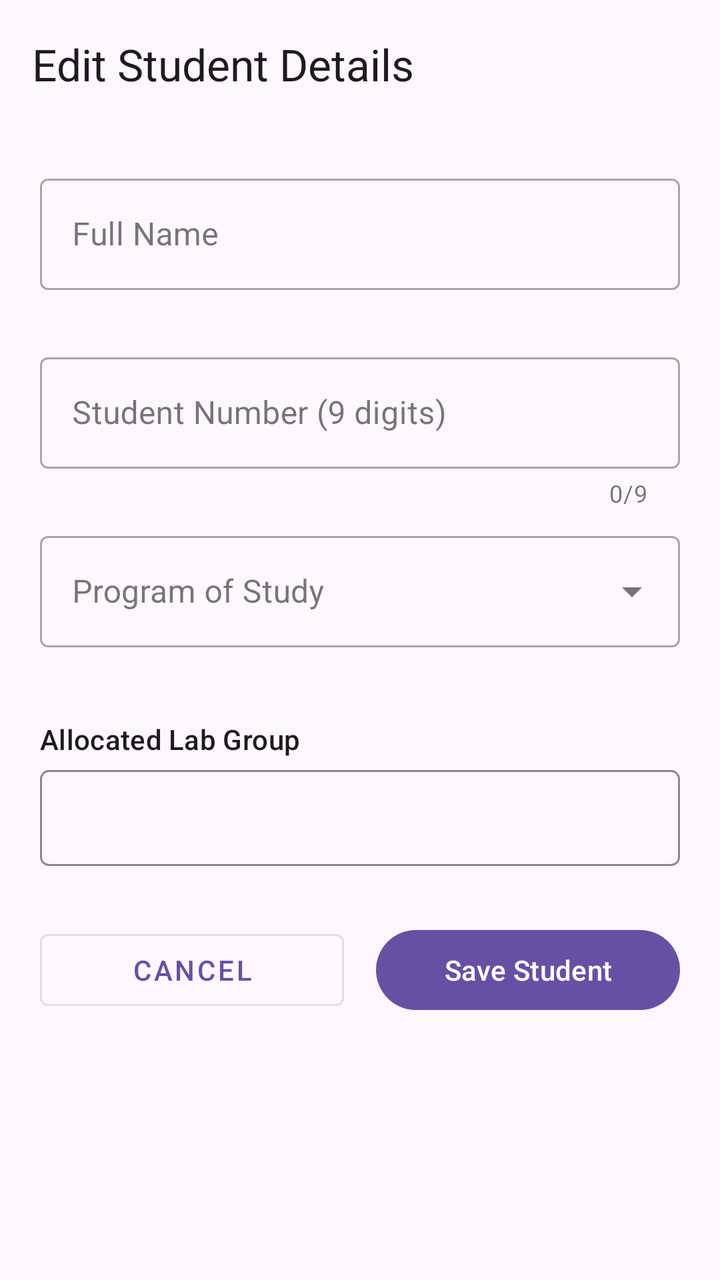
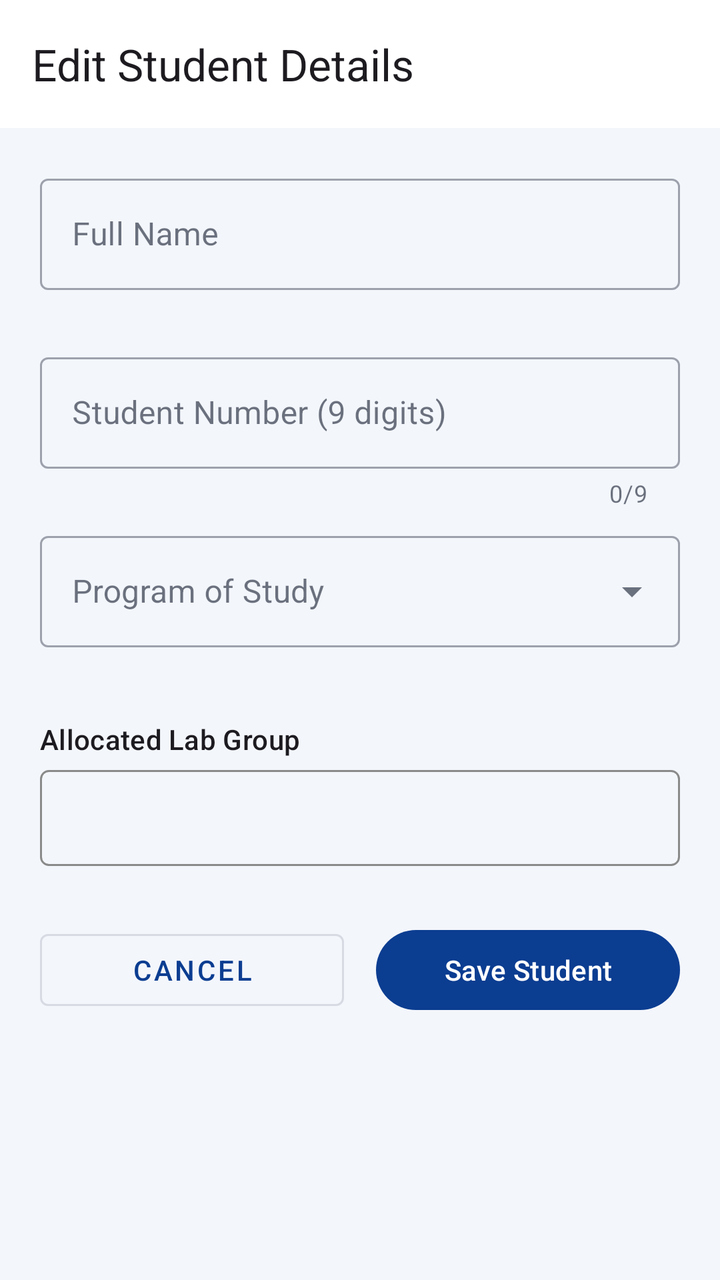

An Android layout rendered at two revisions. The XML below is the earlier revision; the diff shows what the commit changed to produce the second picture.
<!-- AndroidManifest.xml: application theme Theme.MUStudentSync -->
<!-- res/layout/activity_student_editor.xml -->
<?xml version="1.0" encoding="utf-8"?>
<androidx.coordinatorlayout.widget.CoordinatorLayout
    xmlns:android="http://schemas.android.com/apk/res/android"
    xmlns:app="http://schemas.android.com/apk/res-auto"
    android:layout_width="match_parent"
    android:layout_height="match_parent"
    android:background="?android:attr/colorBackground"
    android:fitsSystemWindows="true">

    <com.google.android.material.appbar.AppBarLayout
        android:layout_width="match_parent"
        android:layout_height="wrap_content">

        <com.google.android.material.appbar.MaterialToolbar
            android:id="@+id/toolbarEditor"
            android:layout_width="match_parent"
            android:layout_height="?attr/actionBarSize"
            app:title="@string/title_edit_student" />
    </com.google.android.material.appbar.AppBarLayout>

    <ScrollView
        android:layout_width="match_parent"
        android:layout_height="match_parent"
        android:fillViewport="true"
        app:layout_behavior="@string/appbar_scrolling_view_behavior">

        <androidx.constraintlayout.widget.ConstraintLayout
            android:layout_width="match_parent"
            android:layout_height="wrap_content"
            android:padding="20dp">

            
            <com.google.android.material.textfield.TextInputLayout
                android:id="@+id/tilEditorName"
                style="@style/Widget.MaterialComponents.TextInputLayout.OutlinedBox"
                android:layout_width="0dp"
                android:layout_height="wrap_content"
                android:hint="@string/label_full_name"
                app:errorEnabled="true"
                app:layout_constraintTop_toTopOf="parent"
                app:layout_constraintStart_toStartOf="parent"
                app:layout_constraintEnd_toEndOf="parent">

                <com.google.android.material.textfield.TextInputEditText
                    android:id="@+id/etEditorName"
                    android:layout_width="match_parent"
                    android:layout_height="wrap_content"
                    android:minHeight="48dp"
                    android:inputType="textPersonName"
                    android:contentDescription="@string/label_full_name" />
            </com.google.android.material.textfield.TextInputLayout>

            
            <com.google.android.material.textfield.TextInputLayout
                android:id="@+id/tilEditorNumber"
                style="@style/Widget.MaterialComponents.TextInputLayout.OutlinedBox"
                android:layout_width="0dp"
                android:layout_height="wrap_content"
                android:layout_marginTop="8dp"
                android:hint="@string/label_student_number"
                app:counterMaxLength="9"
                app:counterEnabled="true"
                app:errorEnabled="true"
                app:layout_constraintTop_toBottomOf="@id/tilEditorName"
                app:layout_constraintStart_toStartOf="parent"
                app:layout_constraintEnd_toEndOf="parent">

                <com.google.android.material.textfield.TextInputEditText
                    android:id="@+id/etEditorNumber"
                    android:layout_width="match_parent"
                    android:layout_height="wrap_content"
                    android:minHeight="48dp"
                    android:inputType="number"
                    android:maxLength="9"
                    android:digits="0123456789"
                    android:contentDescription="@string/label_student_number" />
            </com.google.android.material.textfield.TextInputLayout>

            
            <com.google.android.material.textfield.TextInputLayout
                android:id="@+id/tilEditorProgram"
                style="@style/Widget.MaterialComponents.TextInputLayout.OutlinedBox.ExposedDropdownMenu"
                android:layout_width="0dp"
                android:layout_height="wrap_content"
                android:layout_marginTop="8dp"
                android:hint="@string/label_program"
                app:errorEnabled="true"
                app:layout_constraintTop_toBottomOf="@id/tilEditorNumber"
                app:layout_constraintStart_toStartOf="parent"
                app:layout_constraintEnd_toEndOf="parent">

                <AutoCompleteTextView
                    android:id="@+id/actvEditorProgram"
                    android:layout_width="match_parent"
                    android:layout_height="wrap_content"
                    android:minHeight="48dp"
                    android:inputType="none"
                    android:contentDescription="@string/label_program" />
            </com.google.android.material.textfield.TextInputLayout>

            
            <TextView
                android:id="@+id/tvGroupLabel"
                android:layout_width="wrap_content"
                android:layout_height="wrap_content"
                android:layout_marginTop="16dp"
                android:text="@string/label_current_group"
                android:textAppearance="?attr/textAppearanceLabelLarge"
                app:layout_constraintTop_toBottomOf="@id/tilEditorProgram"
                app:layout_constraintStart_toStartOf="parent" />

            <Spinner
                android:id="@+id/spnEditorGroup"
                android:layout_width="0dp"
                android:layout_height="48dp"
                android:layout_marginTop="6dp"
                android:background="@drawable/spinner_outline"
                android:contentDescription="@string/label_current_group"
                app:layout_constraintTop_toBottomOf="@id/tvGroupLabel"
                app:layout_constraintStart_toStartOf="parent"
                app:layout_constraintEnd_toEndOf="parent" />

            <TextView
                android:id="@+id/tvGroupFullIndicator"
                android:layout_width="0dp"
                android:layout_height="wrap_content"
                android:layout_marginTop="4dp"
                android:textColor="?attr/colorError"
                android:textAppearance="?attr/textAppearanceBodySmall"
                android:visibility="gone"
                android:text="@string/group_full_warning"
                app:layout_constraintTop_toBottomOf="@id/spnEditorGroup"
                app:layout_constraintStart_toStartOf="parent"
                app:layout_constraintEnd_toEndOf="parent" />

            
            <LinearLayout
                android:layout_width="0dp"
                android:layout_height="wrap_content"
                android:layout_marginTop="28dp"
                android:orientation="horizontal"
                app:layout_constraintTop_toBottomOf="@id/tvGroupFullIndicator"
                app:layout_constraintStart_toStartOf="parent"
                app:layout_constraintEnd_toEndOf="parent">

                <com.google.android.material.button.MaterialButton
                    android:id="@+id/btnEditorCancel"
                    style="@style/Widget.MaterialComponents.Button.OutlinedButton"
                    android:layout_width="0dp"
                    android:layout_height="wrap_content"
                    android:layout_weight="1"
                    android:layout_marginEnd="8dp"
                    android:minHeight="48dp"
                    android:text="@string/btn_cancel" />

                <com.google.android.material.button.MaterialButton
                    android:id="@+id/btnEditorSave"
                    android:layout_width="0dp"
                    android:layout_height="wrap_content"
                    android:layout_weight="1"
                    android:layout_marginStart="8dp"
                    android:minHeight="48dp"
                    android:text="@string/btn_save_student" />

            </LinearLayout>

        </androidx.constraintlayout.widget.ConstraintLayout>
    </ScrollView>
</androidx.coordinatorlayout.widget.CoordinatorLayout>
<!-- resources referenced by this layout -->
<resources>
  <!-- drawable spinner_outline (drawable) -->
  <?xml version="1.0" encoding="utf-8"?>
  <shape xmlns:android="http://schemas.android.com/apk/res/android" android:shape="rectangle">
      <corners android:radius="4dp"/>
      <stroke android:width="1dp" android:color="#8A8A8A"/>
      <solid android:color="@android:color/transparent"/>
      <padding android:left="16dp" android:top="4dp" android:right="16dp" android:bottom="4dp"/>
  </shape>
  <string name="btn_cancel">Cancel</string>
  <string name="btn_save_student">Save Student</string>
  <string name="group_full_warning">(FULL - 15/15)</string>
  <string name="label_current_group">Allocated Lab Group</string>
  <string name="label_full_name">Full Name</string>
  <string name="label_program">Program of Study</string>
  <string name="label_student_number">Student Number (9 digits)</string>
  <string name="title_edit_student">Edit Student Details</string>
  <style name="Theme.MUStudentSync" parent="Base.Theme.MUStudentSync" />
  <style name="Base.Theme.MUStudentSync" parent="Theme.Material3.DayNight.NoActionBar">
          
          
      </style>
</resources>

<!-- the commit's change to res/layout/activity_student_editor.xml (unified diff, before → after) -->
@@ -128,7 +128,7 @@
                 android:textColor="?attr/colorError"
                 android:textAppearance="?attr/textAppearanceBodySmall"
                 android:visibility="gone"
-                android:text="@string/group_full_warning"
+                android:text="(FULL)"
                 app:layout_constraintTop_toBottomOf="@id/spnEditorGroup"
                 app:layout_constraintStart_toStartOf="parent"
                 app:layout_constraintEnd_toEndOf="parent" />
<!-- resource entries referenced after the edit -->
@@ -10,7 +10,6 @@
   </shape>
   <string name="btn_cancel">Cancel</string>
   <string name="btn_save_student">Save Student</string>
-  <string name="group_full_warning">(FULL - 15/15)</string>
   <string name="label_current_group">Allocated Lab Group</string>
   <string name="label_full_name">Full Name</string>
   <string name="label_program">Program of Study</string>
@@ -18,8 +17,33 @@
   <string name="title_edit_student">Edit Student Details</string>
   <style name="Theme.MUStudentSync" parent="Base.Theme.MUStudentSync" />
   <style name="Base.Theme.MUStudentSync" parent="Theme.Material3.DayNight.NoActionBar">
+          <item name="colorPrimary">@color/campus_primary</item>
+          <item name="colorOnPrimary">@color/campus_on_primary</item>
+          <item name="colorPrimaryContainer">@color/campus_tile</item>
+          <item name="colorOnPrimaryContainer">@color/campus_navy</item>
+          <item name="colorSecondary">@color/campus_blue</item>
+          <item name="colorSecondaryContainer">@color/campus_tile</item>
+          <item name="colorOnSecondaryContainer">@color/campus_navy</item>
+          <item name="colorSurface">@color/campus_card</item>
+          <item name="colorOnSurface">@color/campus_text</item>
+          <item name="colorOnSurfaceVariant">@color/campus_muted</item>
+          <item name="colorOutline">@color/campus_line</item>
+          <item name="colorError">@color/campus_full</item>
+          <item name="android:colorBackground">@color/campus_ground</item>
+          <item name="colorOnBackground">@color/campus_text</item>
           
-          
+          <item name="android:windowBackground">@color/campus_ground</item>
       </style>
+  <color name="campus_primary">#0B3D91</color>
+  <color name="campus_on_primary">#FFFFFF</color>
+  <color name="campus_tile">#E5EDFB</color>
+  <color name="campus_navy">#0B3D91</color>
+  <color name="campus_blue">#1F5FD1</color>
+  <color name="campus_card">#FFFFFF</color>
+  <color name="campus_text">#0F172A</color>
+  <color name="campus_muted">#475569</color>
+  <color name="campus_line">#E2E8F0</color>
+  <color name="campus_full">#B42318</color>
+  <color name="campus_ground">#F3F6FB</color>
 </resources>
 
